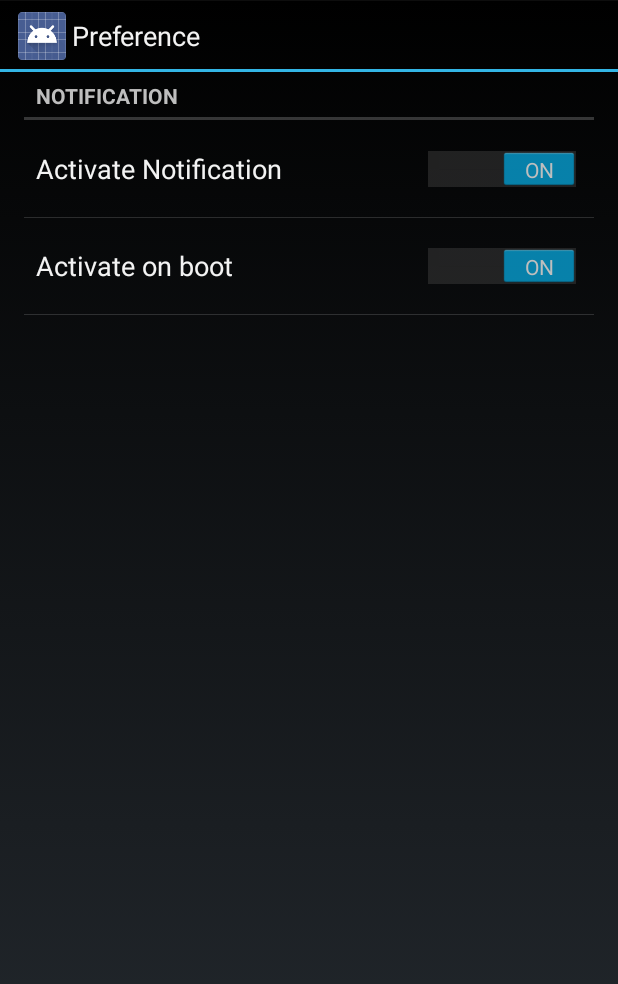
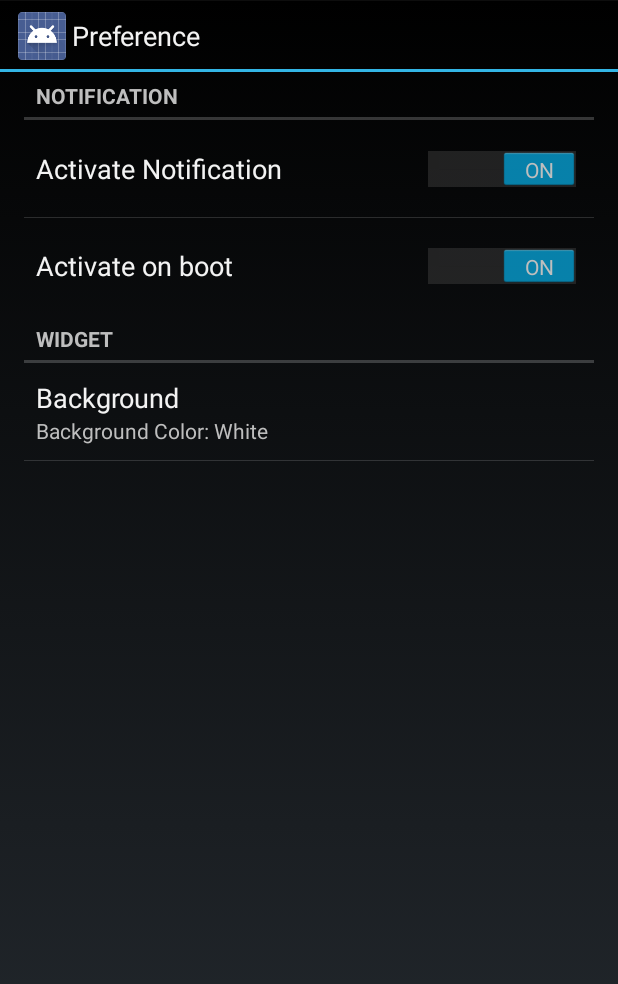
Before and after one commit to yshrsmz/HoloSysinfoWidgetProject, an Android app: the SettingActivity screen opened directly, with no data from a screen before it, on a phone screen of 412 x 824 dp. Shown: the top 984 px of the screen. Run offline under Robolectric (Android 15) with nearby library versions, the phone set to English and light mode, and no system bars.

Commit message:
Make widget background style changeable [issue #7]

```diff
--- a/HoloSysinfoWidget/src/main/AndroidManifest.xml
+++ b/HoloSysinfoWidget/src/main/AndroidManifest.xml
@@ -39,6 +39,7 @@
             <intent-filter>
                 <action android:name="android.appwidget.action.APPWIDGET_UPDATE" />
                 <action android:name="com.yslibrary.android.holosysinfowidget.SYSINFO_UPDATE"/>
+                <action android:name="com.yslibrary.android.holosysinfowidget.STYLE_UPDATE"/>
             </intent-filter>
 
             <meta-data
--- a/HoloSysinfoWidget/src/main/java/com/yslibrary/android/holosysinfowidget/Consts.java
+++ b/HoloSysinfoWidget/src/main/java/com/yslibrary/android/holosysinfowidget/Consts.java
@@ -7,4 +7,8 @@ public class Consts {
 
     // custom intent name used by AlarmManager
     public static final String SYSINFO_UPDATE = "com.yslibrary.android.holosysinfowidget.SYSINFO_UPDATE";
+
+    public static final String WIDGET_BG_WHITE = "rounded_widget_bg_white";
+
+    public static final String WIDGET_BG_BLACK = "rounded_widget_bg_black";
 }
--- a/HoloSysinfoWidget/src/main/java/com/yslibrary/android/holosysinfowidget/ui/SettingActivity.java
+++ b/HoloSysinfoWidget/src/main/java/com/yslibrary/android/holosysinfowidget/ui/SettingActivity.java
@@ -1,13 +1,18 @@
 package com.yslibrary.android.holosysinfowidget.ui;
 
+import android.app.ActivityManager;
+import android.content.Context;
 import android.content.Intent;
 import android.content.SharedPreferences;
 import android.os.Bundle;
+import android.preference.ListPreference;
+import android.preference.Preference;
 import android.preference.PreferenceActivity;
 import android.preference.PreferenceFragment;
 import android.preference.PreferenceManager;
 import android.util.Log;
 
+import com.yslibrary.android.holosysinfowidget.Consts;
 import com.yslibrary.android.holosysinfowidget.R;
 import com.yslibrary.android.holosysinfowidget.service.BatteryNotificationService;
 
@@ -32,11 +37,15 @@ public class SettingActivity extends PreferenceActivity {
     public static class settingFragment extends PreferenceFragment
         implements SharedPreferences.OnSharedPreferenceChangeListener {
 
+        ListPreference widgetBgPref;
+
         @Override
         public void onCreate(Bundle savedInstanceState) {
             super.onCreate(savedInstanceState);
 
             addPreferencesFromResource(R.xml.preference);
+
+            widgetBgPref = (ListPreference)findPreference(getString(R.string.pref_key_widget_bg));
         }
 
         @Override
@@ -44,13 +53,21 @@ public class SettingActivity extends PreferenceActivity {
             super.onResume();
             getPreferenceScreen().getSharedPreferences()
                     .registerOnSharedPreferenceChangeListener(this);
+            Context context = getActivity().getBaseContext();
+
+            SharedPreferences sharedPreferences = PreferenceManager.getDefaultSharedPreferences(context);
+
+            String value = sharedPreferences.getString(getString(R.string.pref_key_widget_bg), Consts.WIDGET_BG_WHITE);
+            int idx = widgetBgPref.findIndexOfValue(value);
+
+            widgetBgPref.setSummary(getString(R.string.pref_summary_widget_bg) + widgetBgPref.getEntries()[idx]);
         }
 
         @Override
         public void onPause() {
             super.onPause();
             getPreferenceScreen().getSharedPreferences()
-                    .registerOnSharedPreferenceChangeListener(this);
+                    .unregisterOnSharedPreferenceChangeListener(this);
         }
 
         @Override
@@ -68,6 +85,15 @@ public class SettingActivity extends PreferenceActivity {
                     getActivity().stopService(new Intent(getActivity().getBaseContext(), BatteryNotificationService.class));
                 }
             }
+
+            if (key.equals(getString(R.string.pref_key_widget_bg))) {
+
+                String value = sharedPreferences.getString(key, Consts.WIDGET_BG_WHITE);
+                int idx = widgetBgPref.findIndexOfValue(value);
+                Log.d(TAG, "pref - key: " + key + ", value: " + value);
+
+                widgetBgPref.setSummary(getString(R.string.pref_summary_widget_bg) + widgetBgPref.getEntries()[idx]);
+            }
         }
     }
 }
--- /dev/null
+++ b/HoloSysinfoWidget/src/main/res/values/array.xml
@@ -0,0 +1,12 @@
+<?xml version="1.0" encoding="utf-8"?>
+<resources>
+    <string-array name="widget_bg_list">
+        <item>Black</item>
+        <item>White</item>
+    </string-array>
+
+    <string-array name="widget_bg_list_value">
+        <item>rounded_widget_bg_black</item>
+        <item>rounded_widget_bg_white</item>
+    </string-array>
+</resources>
--- a/HoloSysinfoWidget/src/main/res/values/strings.xml
+++ b/HoloSysinfoWidget/src/main/res/values/strings.xml
@@ -30,4 +30,16 @@
     <string name="pref_title_activate_notification">Activate Notification</string>
     <string name="pref_key_show_notification_on_boot">noti_on_boot</string>
     <string name="pref_title_notification_on_boot">Activate on boot</string>
+
+    <string name="pref_category_widget">Widget</string>
+    <string name="pref_key_widget_bg">widget_bg</string>
+    <string name="pref_title_widget_bg">Background</string>
+    <string name="pref_dialog_title_widget_bg">Background Style</string>
+
+    <string name="rounded_widget_bg_white">rounded_widget_bg_white</string>
+    <string name="rounded_widget_bg_black">rounded_widget_bg_black</string>
+
+    <string name="pref_summary_widget_bg">Background Color:&#160;</string>
+    <string name="pref_summary_widget_bg_white">White</string>
+    <string name="pref_summary_widget_bg_black">Black</string>
 </resources>
--- a/HoloSysinfoWidget/src/main/res/xml/preference.xml
+++ b/HoloSysinfoWidget/src/main/res/xml/preference.xml
@@ -20,4 +20,16 @@
             android:dependency="@string/pref_key_activate_notification"/>
 
     </PreferenceCategory>
+
+    <PreferenceCategory
+        android:title="@string/pref_category_widget">
+
+        <ListPreference
+            android:key="@string/pref_key_widget_bg"
+            android:title="@string/pref_title_widget_bg"
+            android:dialogTitle="@string/pref_dialog_title_widget_bg"
+            android:entries="@array/widget_bg_list"
+            android:entryValues="@array/widget_bg_list_value"
+            android:defaultValue="rounded_widget_bg_white"/>
+    </PreferenceCategory>
 </PreferenceScreen>
```
